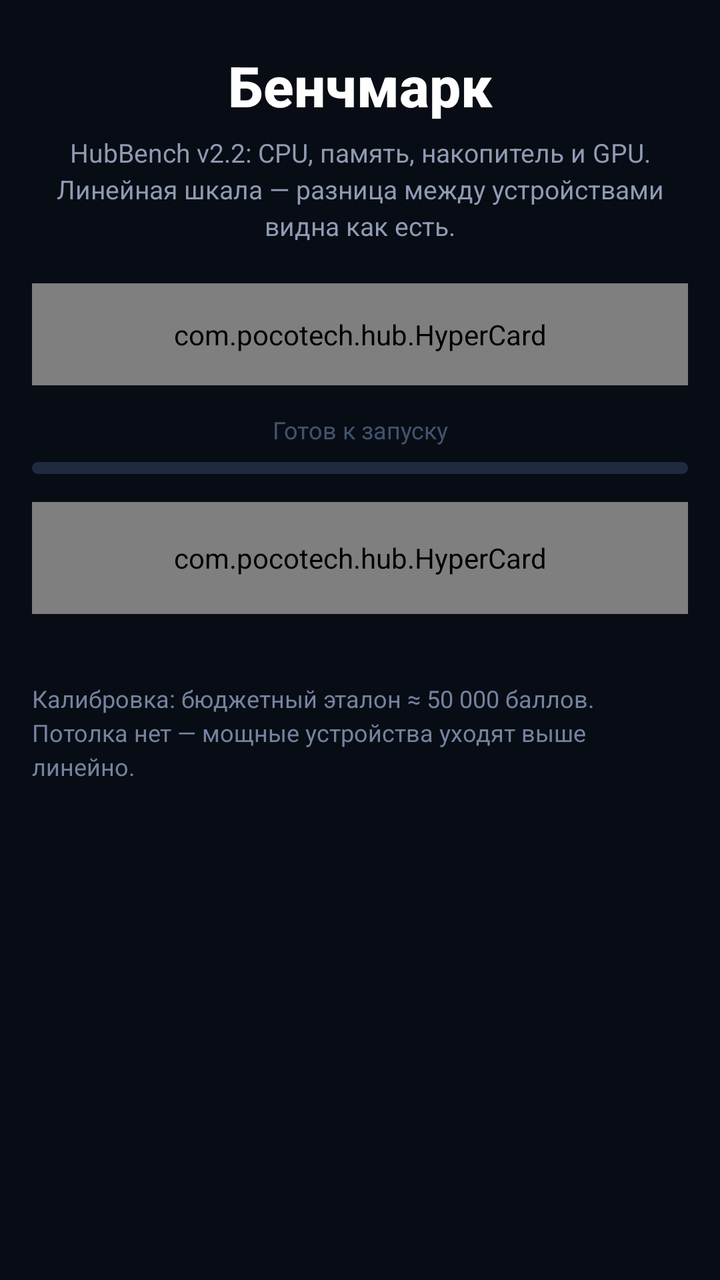
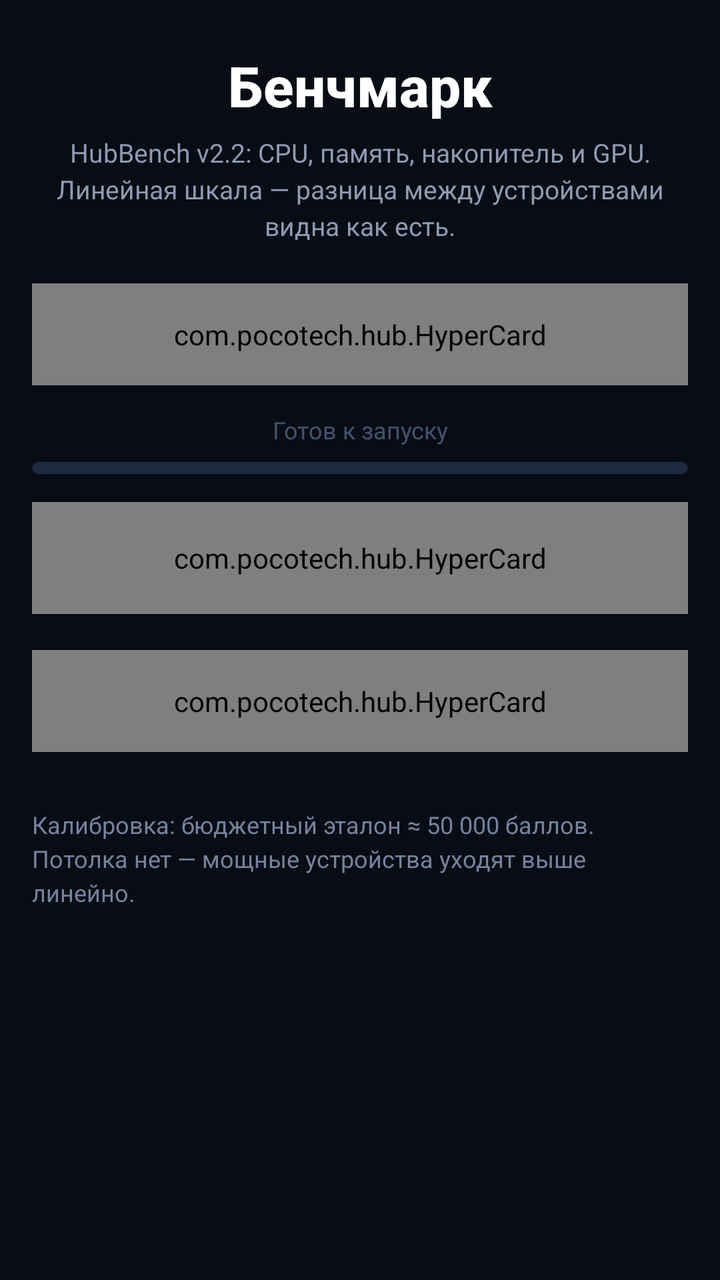

Screens rendered from an Android XML layout before and after an edit, with the pre-edit source and the edit as a unified diff.
<!-- AndroidManifest.xml: application theme android:Theme.DeviceDefault.NoActionBar -->
<!-- res/layout/screen_benchmark.xml -->
<?xml version="1.0" encoding="utf-8"?>
<ScrollView xmlns:android="http://schemas.android.com/apk/res/android"
    android:layout_width="match_parent"
    android:layout_height="match_parent"
    android:background="#080C14"
    android:fillViewport="true"
    android:scrollbars="none">

    <LinearLayout
        android:layout_width="match_parent"
        android:layout_height="wrap_content"
        android:orientation="vertical"
        android:paddingLeft="16dp"
        android:paddingRight="16dp"
        android:paddingTop="24dp"
        android:paddingBottom="100dp">

        <TextView
            android:layout_width="match_parent"
            android:layout_height="wrap_content"
            android:text="Бенчмарк"
            android:textSize="28sp"
            android:textStyle="bold"
            android:textColor="#FFFFFF"
            android:gravity="center"
            android:fontFamily="sans-serif-medium" />

        <TextView
            android:layout_width="match_parent"
            android:layout_height="wrap_content"
            android:text="HubBench v2.2: CPU, память, накопитель и GPU. Линейная шкала — разница между устройствами видна как есть."
            android:textSize="13sp"
            android:textColor="#8F9BB3"
            android:gravity="center"
            android:lineSpacingExtra="3dp"
            android:layout_marginTop="6dp"
            android:layout_marginBottom="20dp" />

        <com.pocotech.hub.HyperCard
            android:layout_width="match_parent"
            android:layout_height="wrap_content"
            android:orientation="vertical"
            android:padding="16dp"
            android:layout_marginBottom="14dp">

            <TextView
                android:id="@+id/bench_device_line"
                android:layout_width="match_parent"
                android:layout_height="wrap_content"
                android:text="—"
                android:textColor="#FFFFFF"
                android:textSize="15sp"
                android:textStyle="bold" />

            <TextView
                android:layout_width="match_parent"
                android:layout_height="wrap_content"
                android:layout_marginTop="6dp"
                android:text="Замер занимает около 40 секунд. Закройте игры и фоновые загрузки — так результат будет точнее."
                android:textColor="#95A4C2"
                android:textSize="12sp"
                android:lineSpacingExtra="3dp" />
        </com.pocotech.hub.HyperCard>

        <TextView
            android:id="@+id/bench_status"
            android:layout_width="match_parent"
            android:layout_height="wrap_content"
            android:text="Готов к запуску"
            android:textColor="#60A0C8FF"
            android:textSize="12sp"
            android:gravity="center"
            android:layout_marginBottom="8dp" />

        <android.widget.ProgressBar
            android:id="@+id/bench_progress"
            style="@android:style/Widget.ProgressBar.Horizontal"
            android:layout_width="match_parent"
            android:layout_height="6dp"
            android:max="100"
            android:progress="0"
            android:progressTint="#FFCC00"
            android:progressBackgroundTint="#1D2A40"
            android:layout_marginBottom="14dp" />

        <com.pocotech.hub.HyperCard
            android:id="@+id/bench_start_btn"
            android:layout_width="match_parent"
            android:layout_height="56dp"
            android:layout_marginBottom="18dp"
            android:gravity="center"
            android:clickable="true"
            android:focusable="true">

            <TextView
                android:id="@+id/bench_start_label"
                android:layout_width="wrap_content"
                android:layout_height="wrap_content"
                android:text="Запустить тест"
                android:textSize="16sp"
                android:textStyle="bold"
                android:textColor="#FFCC00" />
        </com.pocotech.hub.HyperCard>

        
        <com.pocotech.hub.HyperCard
            android:id="@+id/bench_result_card"
            android:layout_width="match_parent"
            android:layout_height="wrap_content"
            android:orientation="vertical"
            android:padding="18dp"
            android:visibility="gone">

            <TextView
                android:layout_width="match_parent"
                android:layout_height="wrap_content"
                android:text="ОБЩИЙ БАЛЛ"
                android:textColor="#FFCC00"
                android:textSize="11sp"
                android:letterSpacing="0.12"
                android:gravity="center" />

            <TextView
                android:id="@+id/bench_total"
                android:layout_width="match_parent"
                android:layout_height="wrap_content"
                android:layout_marginTop="4dp"
                android:text="0"
                android:textColor="#FFFFFF"
                android:textSize="44sp"
                android:textStyle="bold"
                android:gravity="center" />

            <TextView
                android:id="@+id/bench_rating"
                android:layout_width="match_parent"
                android:layout_height="wrap_content"
                android:layout_marginTop="2dp"
                android:textColor="#44DD88"
                android:textSize="14sp"
                android:gravity="center" />

            <TextView
                android:id="@+id/bench_confidence"
                android:layout_width="match_parent"
                android:layout_height="wrap_content"
                android:layout_marginTop="4dp"
                android:textColor="#7F8FAE"
                android:textSize="11sp"
                android:gravity="center" />

            <View
                android:layout_width="match_parent"
                android:layout_height="1dp"
                android:background="#1AFFFFFF"
                android:layout_marginTop="16dp"
                android:layout_marginBottom="16dp" />

            
            <LinearLayout android:layout_width="match_parent" android:layout_height="wrap_content" android:orientation="vertical" android:layout_marginBottom="12dp">
                <LinearLayout android:layout_width="match_parent" android:layout_height="wrap_content" android:orientation="horizontal">
                    <TextView android:layout_width="0dp" android:layout_height="wrap_content" android:layout_weight="1" android:text="CPU · одно ядро" android:textColor="#FFFFFF" android:textSize="13sp" android:textStyle="bold" />
                    <TextView android:id="@+id/bench_cpu1_score" android:layout_width="wrap_content" android:layout_height="wrap_content" android:text="—" android:textColor="#FFFFFF" android:textSize="15sp" android:textStyle="bold" />
                </LinearLayout>
                <android.widget.ProgressBar android:id="@+id/bench_cpu1_bar" style="@android:style/Widget.ProgressBar.Horizontal" android:layout_width="match_parent" android:layout_height="5dp" android:layout_marginTop="8dp" android:max="100" android:progress="0" android:progressTint="#58A6FF" android:progressBackgroundTint="#1D2A40" />
                <TextView android:id="@+id/bench_cpu1_raw" android:layout_width="match_parent" android:layout_height="wrap_content" android:layout_marginTop="2dp" android:textColor="#556070" android:textSize="11sp" />
            </LinearLayout>

            
            <LinearLayout android:layout_width="match_parent" android:layout_height="wrap_content" android:orientation="vertical" android:layout_marginBottom="12dp">
                <LinearLayout android:layout_width="match_parent" android:layout_height="wrap_content" android:orientation="horizontal">
                    <TextView android:layout_width="0dp" android:layout_height="wrap_content" android:layout_weight="1" android:text="CPU · все ядра" android:textColor="#FFFFFF" android:textSize="13sp" android:textStyle="bold" />
                    <TextView android:id="@+id/bench_cpuM_score" android:layout_width="wrap_content" android:layout_height="wrap_content" android:text="—" android:textColor="#FFFFFF" android:textSize="15sp" android:textStyle="bold" />
                </LinearLayout>
                <android.widget.ProgressBar android:id="@+id/bench_cpuM_bar" style="@android:style/Widget.ProgressBar.Horizontal" android:layout_width="match_parent" android:layout_height="5dp" android:layout_marginTop="8dp" android:max="100" android:progress="0" android:progressTint="#58A6FF" android:progressBackgroundTint="#1D2A40" />
                <TextView android:id="@+id/bench_cpuM_raw" android:layout_width="match_parent" android:layout_height="wrap_content" android:layout_marginTop="2dp" android:textColor="#556070" android:textSize="11sp" />
            </LinearLayout>

            
            <LinearLayout android:layout_width="match_parent" android:layout_height="wrap_content" android:orientation="vertical" android:layout_marginBottom="12dp">
                <LinearLayout android:layout_width="match_parent" android:layout_height="wrap_content" android:orientation="horizontal">
                    <TextView android:layout_width="0dp" android:layout_height="wrap_content" android:layout_weight="1" android:text="Память RAM" android:textColor="#FFFFFF" android:textSize="13sp" android:textStyle="bold" />
                    <TextView android:id="@+id/bench_ram_score" android:layout_width="wrap_content" android:layout_height="wrap_content" android:text="—" android:textColor="#FFFFFF" android:textSize="15sp" android:textStyle="bold" />
                </LinearLayout>
                <android.widget.ProgressBar android:id="@+id/bench_ram_bar" style="@android:style/Widget.ProgressBar.Horizontal" android:layout_width="match_parent" android:layout_height="5dp" android:layout_marginTop="8dp" android:max="100" android:progress="0" android:progressTint="#58A6FF" android:progressBackgroundTint="#1D2A40" />
                <TextView android:id="@+id/bench_ram_raw" android:layout_width="match_parent" android:layout_height="wrap_content" android:layout_marginTop="2dp" android:textColor="#556070" android:textSize="11sp" />
            </LinearLayout>

            
            <LinearLayout android:layout_width="match_parent" android:layout_height="wrap_content" android:orientation="vertical" android:layout_marginBottom="12dp">
                <LinearLayout android:layout_width="match_parent" android:layout_height="wrap_content" android:orientation="horizontal">
                    <TextView android:layout_width="0dp" android:layout_height="wrap_content" android:layout_weight="1" android:text="Накопитель" android:textColor="#FFFFFF" android:textSize="13sp" android:textStyle="bold" />
                    <TextView android:id="@+id/bench_sto_score" android:layout_width="wrap_content" android:layout_height="wrap_content" android:text="—" android:textColor="#FFFFFF" android:textSize="15sp" android:textStyle="bold" />
                </LinearLayout>
                <android.widget.ProgressBar android:id="@+id/bench_sto_bar" style="@android:style/Widget.ProgressBar.Horizontal" android:layout_width="match_parent" android:layout_height="5dp" android:layout_marginTop="8dp" android:max="100" android:progress="0" android:progressTint="#58A6FF" android:progressBackgroundTint="#1D2A40" />
                <TextView android:id="@+id/bench_sto_raw" android:layout_width="match_parent" android:layout_height="wrap_content" android:layout_marginTop="2dp" android:textColor="#556070" android:textSize="11sp" />
            </LinearLayout>

            
            <LinearLayout android:layout_width="match_parent" android:layout_height="wrap_content" android:orientation="vertical" android:layout_marginBottom="4dp">
                <LinearLayout android:layout_width="match_parent" android:layout_height="wrap_content" android:orientation="horizontal">
                    <TextView android:layout_width="0dp" android:layout_height="wrap_content" android:layout_weight="1" android:text="GPU" android:textColor="#FFFFFF" android:textSize="13sp" android:textStyle="bold" />
                    <TextView android:id="@+id/bench_gpu_score" android:layout_width="wrap_content" android:layout_height="wrap_content" android:text="—" android:textColor="#FFFFFF" android:textSize="15sp" android:textStyle="bold" />
                </LinearLayout>
                <android.widget.ProgressBar android:id="@+id/bench_gpu_bar" style="@android:style/Widget.ProgressBar.Horizontal" android:layout_width="match_parent" android:layout_height="5dp" android:layout_marginTop="8dp" android:max="100" android:progress="0" android:progressTint="#58A6FF" android:progressBackgroundTint="#1D2A40" />
                <TextView android:id="@+id/bench_gpu_raw" android:layout_width="match_parent" android:layout_height="wrap_content" android:layout_marginTop="2dp" android:textColor="#556070" android:textSize="11sp" />
            </LinearLayout>

            <View
                android:layout_width="match_parent"
                android:layout_height="1dp"
                android:background="#1AFFFFFF"
                android:layout_marginTop="12dp"
                android:layout_marginBottom="12dp" />

            <TextView
                android:id="@+id/bench_caps"
                android:layout_width="match_parent"
                android:layout_height="wrap_content"
                android:textColor="#C0CCD8"
                android:textSize="12sp"
                android:lineSpacingExtra="4dp" />

            <TextView
                android:id="@+id/bench_method"
                android:layout_width="match_parent"
                android:layout_height="wrap_content"
                android:layout_marginTop="10dp"
                android:textColor="#505C74"
                android:textSize="10sp"
                android:lineSpacingExtra="3dp" />
        </com.pocotech.hub.HyperCard>

        <TextView
            android:layout_width="match_parent"
            android:layout_height="wrap_content"
            android:layout_marginTop="16dp"
            android:text="Калибровка: бюджетный эталон ≈ 50 000 баллов. Потолка нет — мощные устройства уходят выше линейно."
            android:textColor="#74839F"
            android:textSize="12sp"
            android:lineSpacingExtra="3dp" />

    </LinearLayout>
</ScrollView>
<!-- resources referenced by this layout -->
<resources>

</resources>

<!-- the commit's change to res/layout/screen_benchmark.xml (unified diff, before → after) -->
@@ -103,6 +103,56 @@
         </com.pocotech.hub.HyperCard>
 
         
+        
+        <com.pocotech.hub.HyperCard
+            android:id="@+id/bench_history_card"
+            android:layout_width="match_parent"
+            android:layout_height="wrap_content"
+            android:orientation="vertical"
+            android:padding="16dp"
+            android:layout_marginBottom="12dp">
+
+            <TextView
+                android:layout_width="wrap_content"
+                android:layout_height="wrap_content"
+                android:text="ИСТОРИЯ И ДИНАМИКА"
+                android:textColor="#8FB6FF"
+                android:textSize="10sp"
+                android:textStyle="bold"
+                android:letterSpacing="0.1" />
+
+            <com.pocotech.hub.BenchTrendView
+                android:id="@+id/bench_trend"
+                android:layout_width="match_parent"
+                android:layout_height="92dp"
+                android:layout_marginTop="10dp" />
+
+            <TextView
+                android:id="@+id/bench_best"
+                android:layout_width="match_parent"
+                android:layout_height="wrap_content"
+                android:layout_marginTop="8dp"
+                android:textColor="#FFFFFF"
+                android:textSize="12sp"
+                android:textStyle="bold" />
+
+            <TextView
+                android:id="@+id/bench_delta"
+                android:layout_width="match_parent"
+                android:layout_height="wrap_content"
+                android:layout_marginTop="3dp"
+                android:textColor="#6A7A8C"
+                android:textSize="11sp" />
+
+            <TextView
+                android:id="@+id/bench_history_count"
+                android:layout_width="match_parent"
+                android:layout_height="wrap_content"
+                android:layout_marginTop="3dp"
+                android:textColor="#505C74"
+                android:textSize="10sp" />
+        </com.pocotech.hub.HyperCard>
+
         <com.pocotech.hub.HyperCard
             android:id="@+id/bench_result_card"
             android:layout_width="match_parent"
